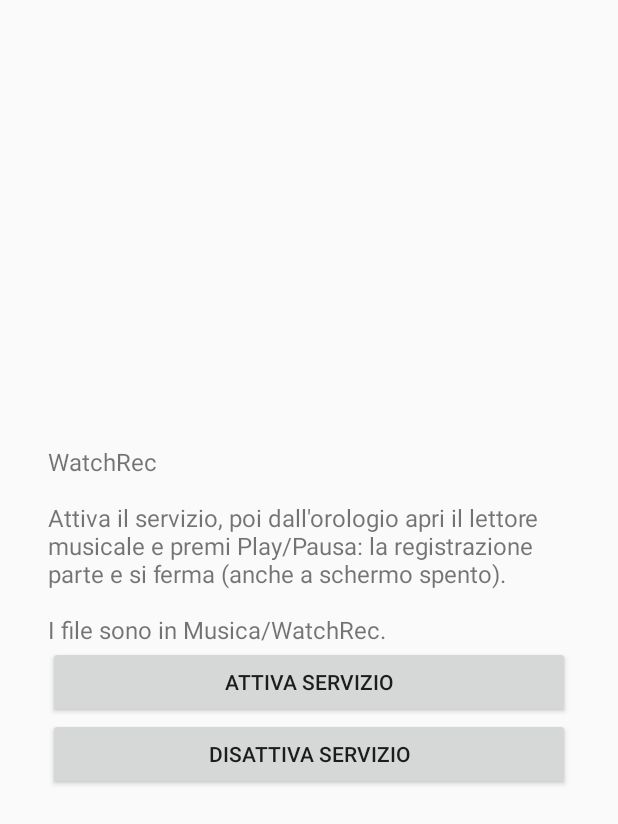
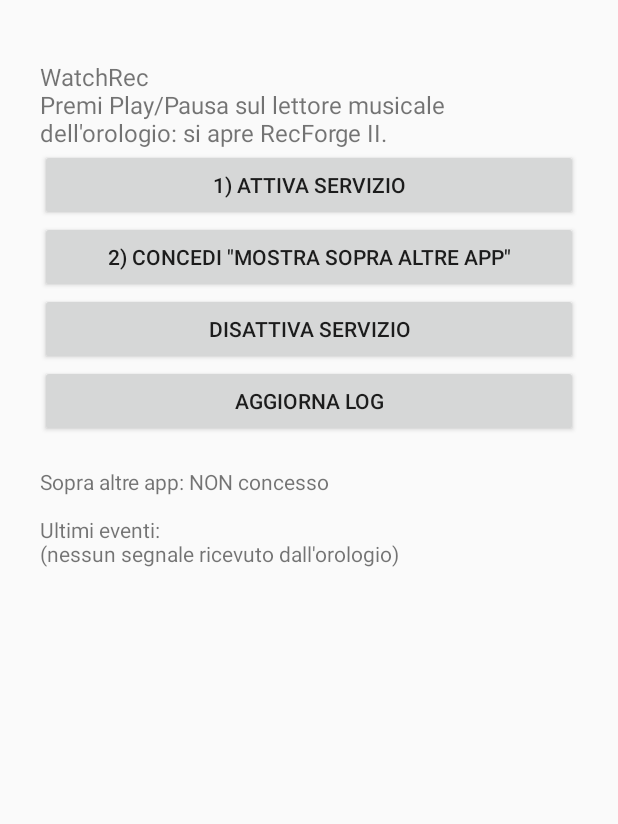
Before and after one commit to 09nanuk-cmd/WatchRec, an Android app: the screen it shows after launch (MainActivity), on a phone screen of 412 x 824 dp. Shown: the top 824 px of the screen. Run offline under Robolectric (Android 15) with nearby library versions, the phone set to English and light mode, and no system bars.

Commit message:
v2: apre RecForge II dal tasto dell'orologio, con log diagnostico

```diff
--- a/app/src/main/java/com/example/watchrec/MainActivity.kt
+++ b/app/src/main/java/com/example/watchrec/MainActivity.kt
@@ -2,49 +2,60 @@ package com.example.watchrec
 
 import android.Manifest
 import android.app.Activity
+import android.content.Context
 import android.content.Intent
 import android.content.pm.PackageManager
+import android.net.Uri
 import android.os.Bundle
-import android.view.Gravity
+import android.provider.Settings
 import android.widget.Button
 import android.widget.LinearLayout
+import android.widget.ScrollView
 import android.widget.TextView
 
 class MainActivity : Activity() {
+    private lateinit var status: TextView
+
     override fun onCreate(savedInstanceState: Bundle?) {
         super.onCreate(savedInstanceState)
-        val layout = LinearLayout(this).apply {
-            orientation = LinearLayout.VERTICAL
-            gravity = Gravity.CENTER
-            setPadding(48, 48, 48, 48)
+        val layout = LinearLayout(this).apply { orientation = LinearLayout.VERTICAL; setPadding(40, 60, 40, 40) }
+        layout.addView(TextView(this).apply {
+            text = "WatchRec\nPremi Play/Pausa sul lettore musicale dell'orologio: si apre RecForge II."
+            textSize = 16f
+        })
+        fun btn(label: String, action: () -> Unit) = Button(this).apply {
+            text = label; setOnClickListener { action() }; layout.addView(this)
         }
-        val info = TextView(this).apply {
-            text = "WatchRec\n\nAttiva il servizio, poi dall'orologio apri il lettore musicale e premi Play/Pausa: la registrazione parte e si ferma (anche a schermo spento).\n\nI file sono in Musica/WatchRec."
-            textSize = 16f
+        btn("1) ATTIVA SERVIZIO") { startAll() }
+        btn("2) CONCEDI \"MOSTRA SOPRA ALTRE APP\"") {
+            startActivity(Intent(Settings.ACTION_MANAGE_OVERLAY_PERMISSION, Uri.parse("package:$packageName")))
         }
-        val start = Button(this).apply {
-            text = "ATTIVA SERVIZIO"
-            setOnClickListener { ensurePermsThenStart() }
-        }
-        val stop = Button(this).apply {
-            text = "DISATTIVA SERVIZIO"
-            setOnClickListener { stopService(Intent(this@MainActivity, RecorderService::class.java)) }
-        }
-        layout.addView(info); layout.addView(start); layout.addView(stop)
-        setContentView(layout)
+        btn("DISATTIVA SERVIZIO") { stopService(Intent(this, RecorderService::class.java)) }
+        btn("AGGIORNA LOG") { refresh() }
+        status = TextView(this).apply { textSize = 14f; setPadding(0, 30, 0, 0) }
+        layout.addView(status)
+        setContentView(ScrollView(this).apply { addView(layout) })
     }
 
-    private fun ensurePermsThenStart() {
-        val needed = listOf(Manifest.permission.RECORD_AUDIO, Manifest.permission.POST_NOTIFICATIONS)
-            .filter { checkSelfPermission(it) != PackageManager.PERMISSION_GRANTED }
-        if (needed.isEmpty()) startSvc() else requestPermissions(needed.toTypedArray(), 1)
+    override fun onResume() { super.onResume(); refresh() }
+
+    private fun refresh() {
+        val overlay = Settings.canDrawOverlays(this)
+        val last = getSharedPreferences("log", Context.MODE_PRIVATE).getString("last", "") ?: ""
+        status.text = "Sopra altre app: ${if (overlay) "OK" else "NON concesso"}\n\nUltimi eventi:\n" +
+                (if (last.isBlank()) "(nessun segnale ricevuto dall'orologio)" else last)
     }
 
-    override fun onRequestPermissionsResult(code: Int, perms: Array<out String>, res: IntArray) {
-        if (checkSelfPermission(Manifest.permission.RECORD_AUDIO) == PackageManager.PERMISSION_GRANTED) startSvc()
+    private fun startAll() {
+        if (checkSelfPermission(Manifest.permission.POST_NOTIFICATIONS) != PackageManager.PERMISSION_GRANTED) {
+            requestPermissions(arrayOf(Manifest.permission.POST_NOTIFICATIONS), 1)
+        } else startSvc()
     }
+
+    override fun onRequestPermissionsResult(c: Int, p: Array<out String>, r: IntArray) { startSvc() }
 
     private fun startSvc() {
         startForegroundService(Intent(this, RecorderService::class.java))
+        refresh()
     }
 }
```
Also changed, not shown: app/src/main/AndroidManifest.xml (+11 -4 lines), app/src/main/java/com/example/watchrec/RecorderService.kt (+99 -80 lines).
